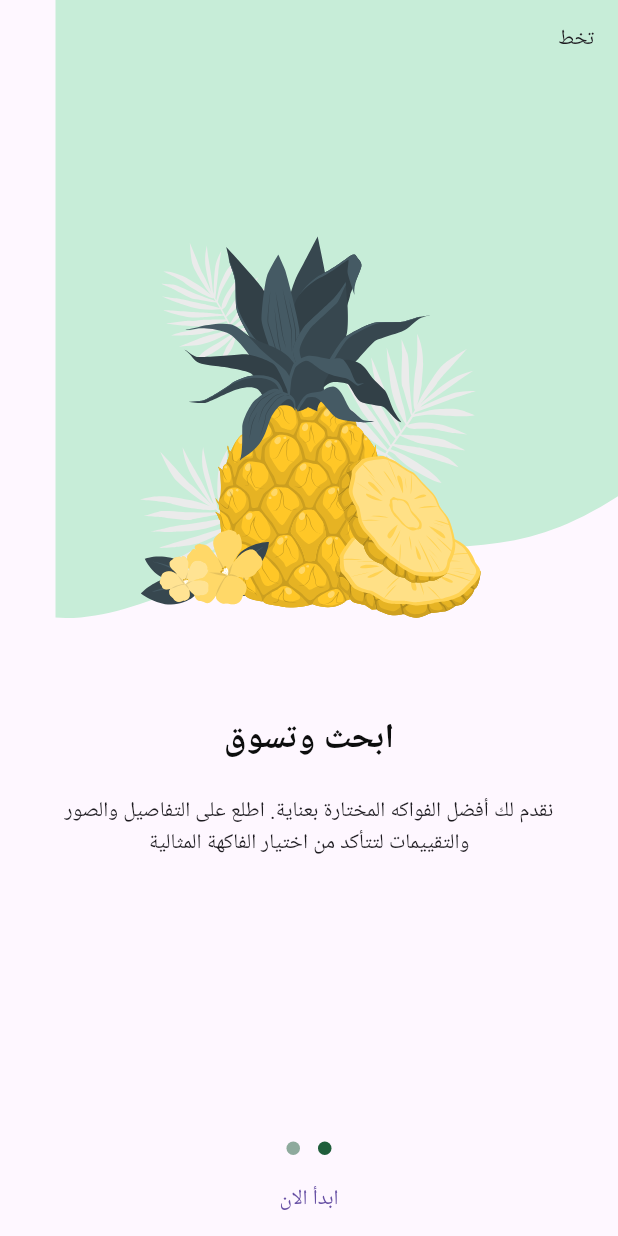
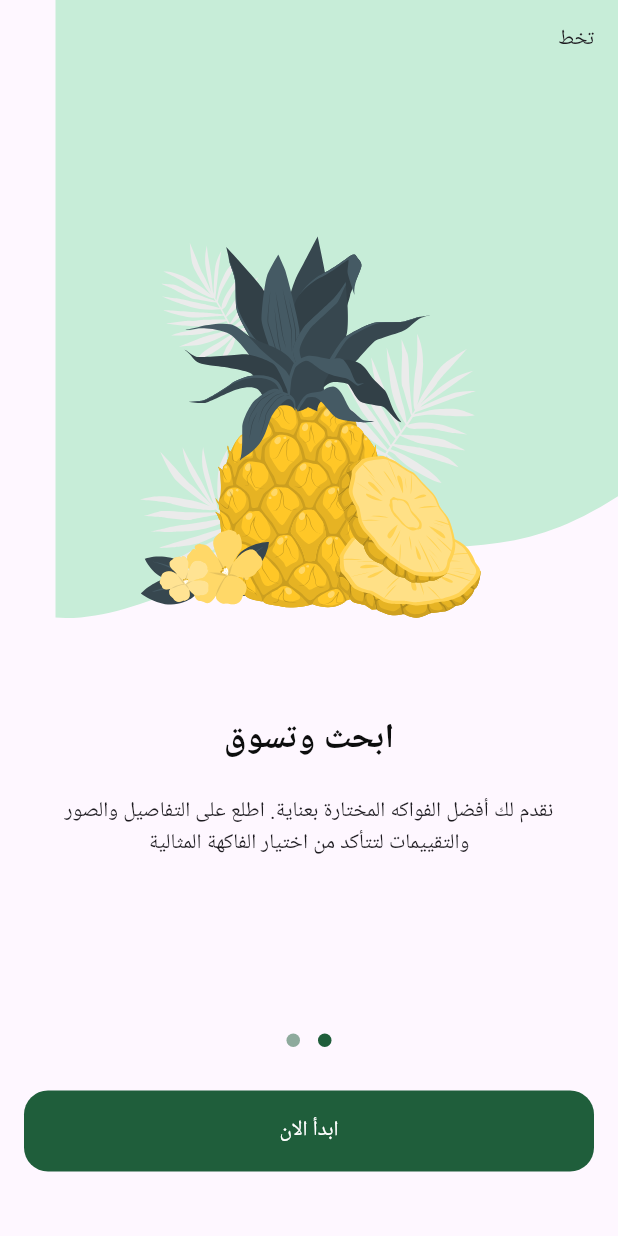
Before and after one commit to mostafa-osman-coder/fruit_hub, a Flutter app: the screen it shows after launch, swiped to page 2, on a phone screen of 412 x 824 dp. Run offline on Flutter 3.47's test engine with Material 3 defaults, Android fonts, the phone set to English and light mode, and no system bars; drawn by our look-alikes of dots_indicator; our stand-ins replace flutter_svg; Roboto replaces fonts that are missing (cairo).

Commit message:
Enhances CustomButton styling and adjusts onboarding layout
Updates CustomButton to include full-width, fixed height, rounded corners, and primary color styling for improved UI consistency. Refines onboarding view layout by adding spacing and padding for better visual alignment and structure.

```diff
--- a/lib/core/widgets/custom_button.dart
+++ b/lib/core/widgets/custom_button.dart
@@ -1,4 +1,5 @@
 import 'package:flutter/material.dart';
+import 'package:fruit_hub/core/utils/app_colors.dart';
 
 class CustomButton extends StatelessWidget {
   const CustomButton({super.key, required this.onPressed, required this.text});
@@ -9,6 +10,18 @@ class CustomButton extends StatelessWidget {
 
   @override
   Widget build(BuildContext context) {
-    return TextButton(onPressed: onPressed, child: Text(text),);
+    return SizedBox(
+      width: double.infinity,
+      height: 54,
+      child: TextButton(
+        style: TextButton.styleFrom(
+          shape: RoundedRectangleBorder(
+            borderRadius: BorderRadius.circular(16),
+          ),
+          backgroundColor: AppColors.primaryColor,
+        ),
+
+        onPressed: onPressed, child: Text(text,style: const TextStyle(color: Colors.white),),),
+    );
   }
 }
--- a/lib/features/on_boarding/widgets/on_boarding_view_body.dart
+++ b/lib/features/on_boarding/widgets/on_boarding_view_body.dart
@@ -1,5 +1,6 @@
 import 'package:dots_indicator/dots_indicator.dart';
 import 'package:flutter/material.dart';
+import 'package:fruit_hub/constants.dart';
 import 'package:fruit_hub/core/utils/app_colors.dart';
 import 'package:fruit_hub/core/widgets/custom_button.dart';
 import 'package:fruit_hub/features/on_boarding/widgets/on_boarding_page_view.dart';
@@ -26,16 +27,21 @@ class _OnBoardingViewBodyState extends State<OnBoardingViewBody> {
             // ignore: deprecated_member_use
             color: AppColors.primaryColor.withOpacity(0.5),
 
+          ),
+          ),
+        const SizedBox(
+          height: 23,),
+          Padding(
+            padding: const EdgeInsets.symmetric(horizontal: kHorizintalPadding),
+            child: CustomButton(
 
-
+              onPressed: () {},
+              text: 'ابدأ الان',
+            ),
           ),
 
-          ),
-
-          CustomButton(
-            onPressed: () {},
-            text: 'ابدأ الان',
-          ),
+          const SizedBox(
+          height: 43,),
 
       ],
     );
```
